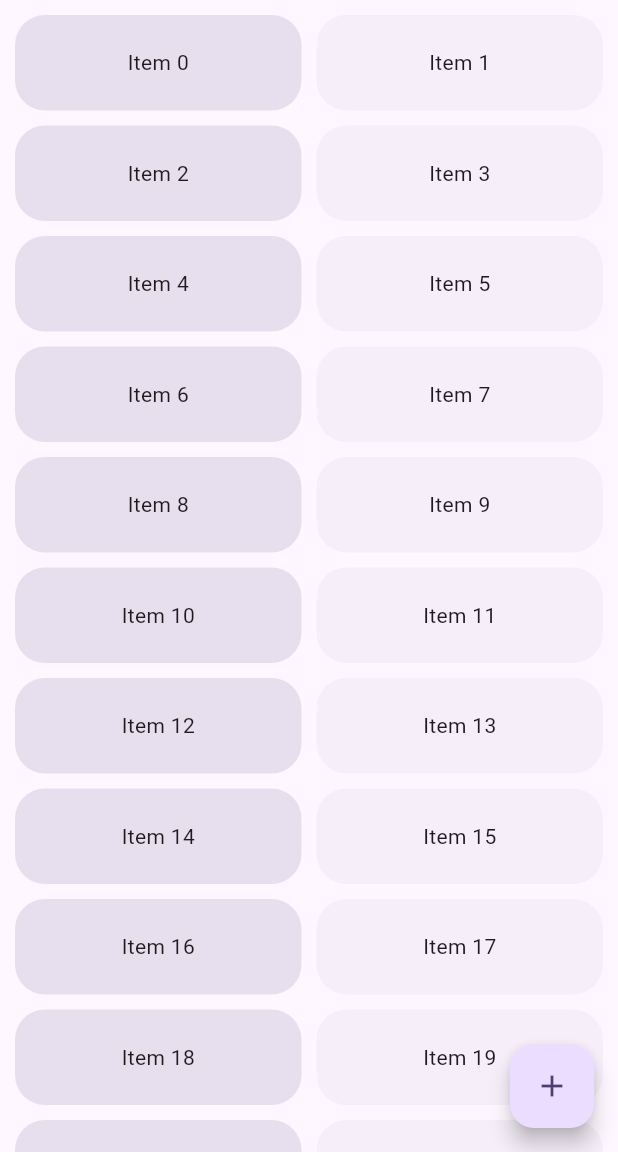
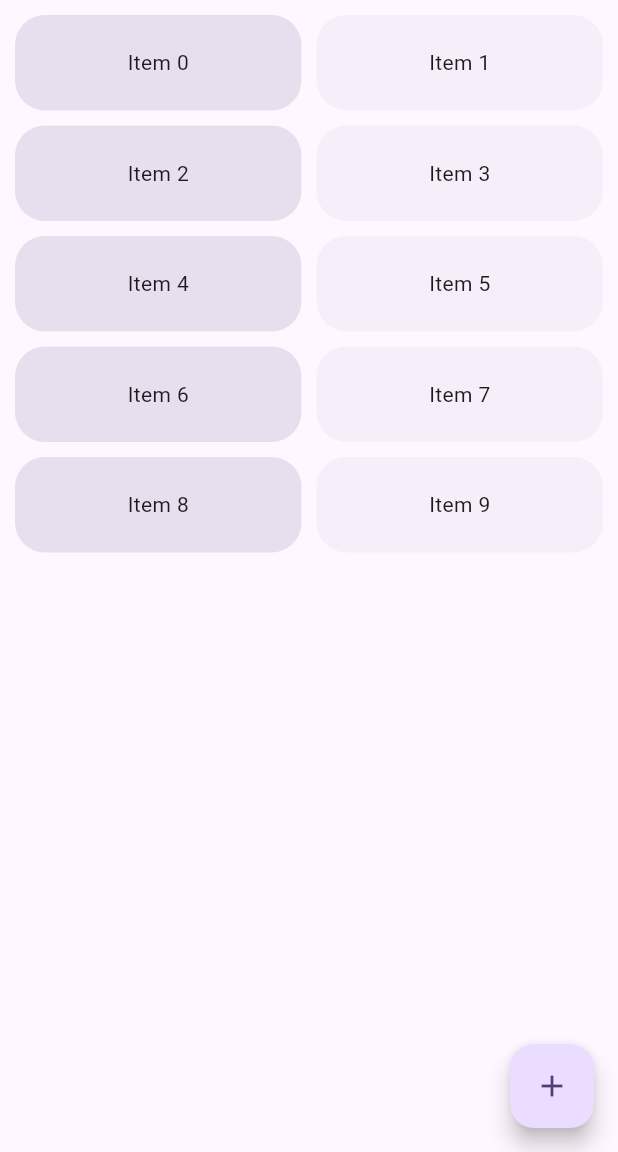
Before and after one commit to ahmadkabi/Uni-Note, a Flutter app: the screen it shows after launch, on a phone screen of 412 x 824 dp, the part 84-1236 px from its top. Run offline on Flutter 3.47's test engine with Material 3 defaults, Android fonts, the phone set to English and light mode, and no system bars.

Commit message:
UI Slicing

```diff
--- a/lib/ui/page/home_page.dart
+++ b/lib/ui/page/home_page.dart
@@ -12,7 +12,7 @@ class HomePage extends StatefulWidget {
 class _HomePageState extends State<HomePage> {
   @override
   Widget build(BuildContext context) {
-    final List<int> _items = List<int>.generate(51, (int index) => index);
+    final List<int> items = List<int>.generate(10, (int index) => index);
 
     return Scaffold(
       appBar: AppBar(
@@ -20,8 +20,27 @@ class _HomePageState extends State<HomePage> {
         title: Text(widget.title),
         shadowColor: Theme.of(context).colorScheme.shadow,
       ),
-      body: GridView.builder(
-        itemCount: _items.length,
+      body: Stack(
+        children: [
+          items.isEmpty
+              ? const SizedBox(
+                  width: double.infinity,
+                  child: Column(
+                    mainAxisAlignment: MainAxisAlignment.center,
+                    crossAxisAlignment: CrossAxisAlignment.center,
+                    children: [
+                      Icon(
+                        Icons.note,
+                        size: 50.0,
+                        color: DefaultSelectionStyle.defaultColor,
+                      ),
+                      Text('Note is Empty'),
+                    ],
+                  ),
+                )
+              : const SizedBox(),
+          GridView.builder(
+            itemCount: items.length,
             padding: const EdgeInsets.all(10.0),
             gridDelegate: const SliverGridDelegateWithFixedCrossAxisCount(
               crossAxisCount: 2,
@@ -34,16 +53,23 @@ class _HomePageState extends State<HomePage> {
               final Color oddItemColor = colorScheme.primary.withOpacity(0.05);
               final Color evenItemColor = colorScheme.primary.withOpacity(0.15);
 
-          return Container(
+              return GestureDetector(
+                onTap: () {
+                  Navigator.pushNamed(context, '/note-form');
+                },
+                child: Container(
                   alignment: Alignment.center,
                   // tileColor: _items[index].isOdd ? oddItemColor : evenItemColor,
                   decoration: BoxDecoration(
                     borderRadius: BorderRadius.circular(20.0),
-              color: _items[index].isOdd ? oddItemColor : evenItemColor,
+                    color: items[index].isOdd ? oddItemColor : evenItemColor,
                   ),
                   child: Text('Item $index'),
+                ),
               );
             },
+          )
+        ],
       ),
       floatingActionButton: FloatingActionButton(
         onPressed: () {
```
Also changed, not shown: lib/ui/page/note_form_page.dart (+4 -6 lines). Lines whose indentation alone changed are shown as unchanged.
